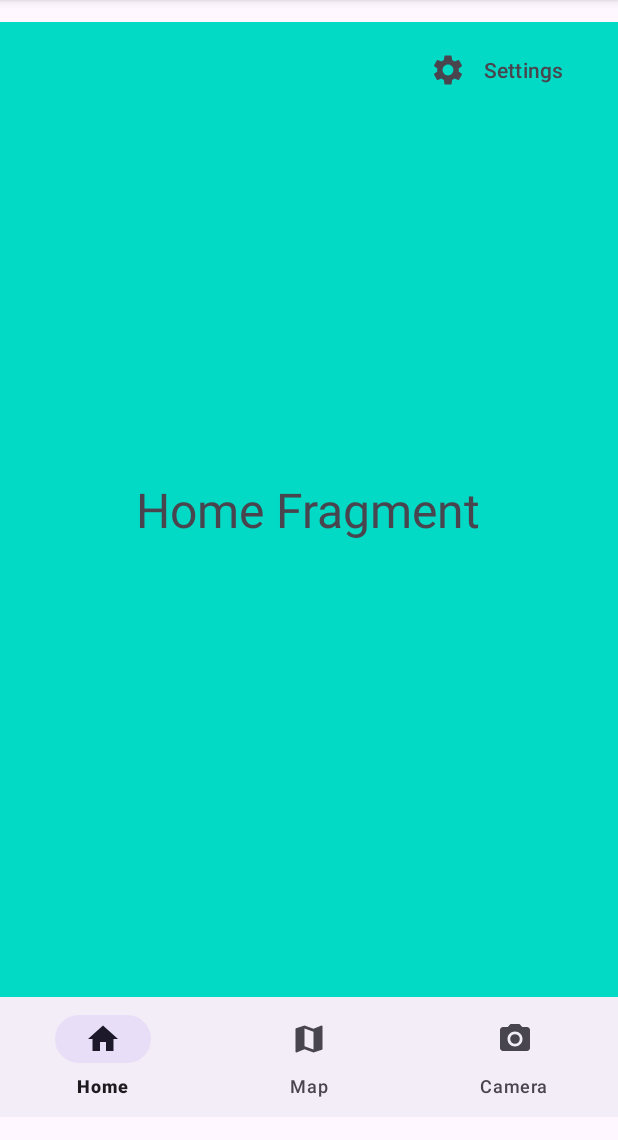
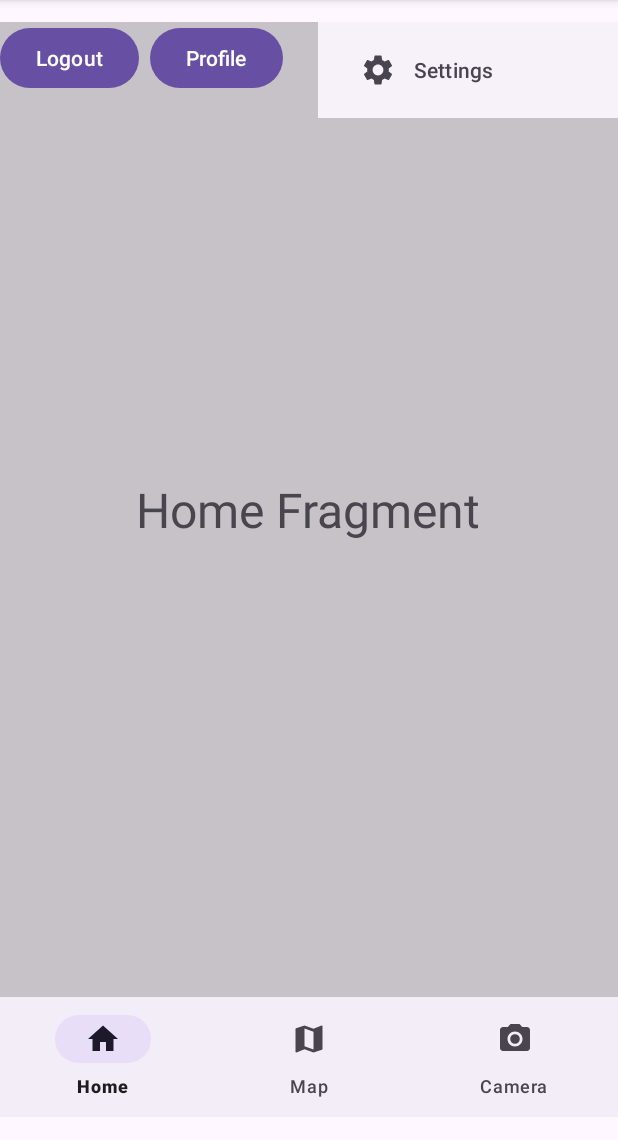
Before and after one commit to DeividasDavidavicius/Siuksles_V1, an Android app: the screen it shows after launch once a user with an empty profile is signed in (MainActivity), on a phone screen of 412 x 824 dp, the part 96-1236 px from its top. Run offline under Robolectric (Android 15) with nearby library versions, the phone set to English and light mode, and no system bars; our stand-ins replace Firebase (no records; nobody signed in at launch, a user with empty details on screens opened directly).

Commit message:
Perdaryta registracija, pridėtas username atributas. Prijungta duomenų bazė firebase realtime database. Sukurtas profile puslapis ir navigavimas į jį. Pridėtas duomenų rodymas profile puslapyje.

```diff
--- a/app/build.gradle
+++ b/app/build.gradle
@@ -41,6 +41,8 @@ dependencies {
     implementation 'com.google.android.material:material:1.8.0'
     implementation 'androidx.constraintlayout:constraintlayout:2.1.4'
     implementation 'com.google.firebase:firebase-auth:21.1.0'
+    implementation 'com.google.firebase:firebase-database:20.1.0'
+    implementation 'com.google.firebase:firebase-firestore:24.4.4'
     testImplementation 'junit:junit:4.13.2'
     androidTestImplementation 'androidx.test.ext:junit:1.1.5'
     androidTestImplementation 'androidx.test.espresso:espresso-core:3.5.1'
--- a/app/src/main/java/com/example/siukslesv1/MainActivity.java
+++ b/app/src/main/java/com/example/siukslesv1/MainActivity.java
@@ -5,6 +5,7 @@ import androidx.fragment.app.Fragment;
 import androidx.fragment.app.FragmentManager;
 import androidx.fragment.app.FragmentTransaction;
 
+import android.content.DialogInterface;
 import android.content.Intent;
 import android.os.Bundle;
 import android.view.View;
@@ -21,7 +22,7 @@ public class MainActivity extends AppCompatActivity {
     FirebaseAuth auth;
     Button button;
     Button button1;
-    TextView textView;
+    Button button2;
     FirebaseUser user;
 
     @Override
@@ -30,6 +31,7 @@ public class MainActivity extends AppCompatActivity {
         binding = ActivityMainBinding.inflate(getLayoutInflater());
         setContentView(binding.getRoot());
         replaceFragment(new HomeFragment());
+
         binding.bottomNavigationView.setOnItemSelectedListener(item -> {
 
             switch(item.getItemId()) {
@@ -46,20 +48,26 @@ public class MainActivity extends AppCompatActivity {
 
             return true;
         });
+
+
         button1 = findViewById(R.id.settings);
 
+        button2 = findViewById(R.id.profile);
+        button2.setOnClickListener(new View.OnClickListener() {
+            @Override
+            public void onClick(View view) {
+                replaceFragment(new ProfileFragment());
+            }
+        });
 
         auth = FirebaseAuth.getInstance();
         button = findViewById(R.id.logout);
-        textView = findViewById(R.id.user_details);
         user = auth.getCurrentUser();
+
         if(user == null) {
             Intent intent = new Intent(getApplicationContext(), Login.class);
             startActivity(intent);
             finish();
-        }
-        else {
-            textView.setText(user.getEmail());
         }
 
         button.setOnClickListener(new View.OnClickListener() {
--- /dev/null
+++ b/app/src/main/res/drawable/baseline_person_24.xml
@@ -0,0 +1,5 @@
+<vector android:height="24dp" android:tint="#000000"
+    android:viewportHeight="24" android:viewportWidth="24"
+    android:width="24dp" xmlns:android="http://schemas.android.com/apk/res/android">
+    <path android:fillColor="@android:color/white" android:pathData="M12,12c2.21,0 4,-1.79 4,-4s-1.79,-4 -4,-4 -4,1.79 -4,4 1.79,4 4,4zM12,14c-2.67,0 -8,1.34 -8,4v2h16v-2c0,-2.66 -5.33,-4 -8,-4z"/>
+</vector>
--- a/app/src/main/res/layout/activity_main.xml
+++ b/app/src/main/res/layout/activity_main.xml
@@ -11,7 +11,8 @@
     <FrameLayout
         android:id="@+id/frameLayout"
         android:layout_width="match_parent"
-        android:layout_height="650dp">
+        android:layout_height="650dp"
+        android:background="@color/cardview_shadow_start_color">
 
         <Button
             android:id="@+id/logout"
@@ -21,24 +22,24 @@
             android:text="@string/logout"
             tools:visibility="visible" />
 
-        <TextView
-            android:id="@+id/user_details"
-            android:layout_width="wrap_content"
-            android:layout_height="wrap_content"
-            android:text="Hello World!"
-            tools:visibility="gone" />
-
         <com.google.android.material.navigation.NavigationView
             android:id="@+id/navigationView"
-            android:layout_width="153dp"
+            android:layout_width="200dp"
             android:layout_height="wrap_content"
             android:layout_gravity="right"
             android:translationZ="90dp"
-            android:background="@color/teal_200"
             app:menu="@menu/top_nav_menu"
             tools:visibility="visible">
 
         </com.google.android.material.navigation.NavigationView>
+
+        <Button
+            android:id="@+id/profile"
+            android:layout_width="wrap_content"
+            android:layout_height="wrap_content"
+            android:layout_marginLeft="100dp"
+            android:text="Profile"
+            tools:visibility="visible"/>
 
     </FrameLayout>
 
--- a/app/src/main/res/layout/fragment_camera.xml
+++ b/app/src/main/res/layout/fragment_camera.xml
@@ -3,7 +3,6 @@
     xmlns:tools="http://schemas.android.com/tools"
     android:layout_width="match_parent"
     android:layout_height="match_parent"
-    android:background="@color/teal_200"
     tools:context=".CameraFragment">
 
     <!-- TODO: Update blank fragment layout -->
--- a/app/src/main/res/layout/fragment_home.xml
+++ b/app/src/main/res/layout/fragment_home.xml
@@ -3,7 +3,6 @@
     xmlns:tools="http://schemas.android.com/tools"
     android:layout_width="match_parent"
     android:layout_height="match_parent"
-    android:background="@color/teal_200"
     tools:context=".HomeFragment">
 
     <!-- TODO: Update blank fragment layout -->
@@ -14,4 +13,5 @@
         android:textSize="32dp"
         android:text="Home Fragment" />
 
+
 </FrameLayout>
--- a/app/src/main/res/layout/fragment_map.xml
+++ b/app/src/main/res/layout/fragment_map.xml
@@ -3,7 +3,6 @@
     xmlns:tools="http://schemas.android.com/tools"
     android:layout_width="match_parent"
     android:layout_height="match_parent"
-    android:background="@color/purple_200"
     tools:context=".MapFragment">
 
     <!-- TODO: Update blank fragment layout -->
@@ -12,6 +11,6 @@
         android:layout_height="wrap_content"
         android:layout_gravity="center"
         android:textSize="32dp"
-        android:text="Map Fragment" />
+        android:text="Map Fragment"/>
 
 </FrameLayout>
--- a/app/src/main/res/layout/fragment_settings.xml
+++ b/app/src/main/res/layout/fragment_settings.xml
@@ -4,7 +4,7 @@
     android:layout_width="match_parent"
     android:layout_height="match_parent"
     android:background="@color/purple_700"
-    tools:context=".SettingsFragment">
+    tools:context=".ProfileFragment">
 
     <!-- TODO: Update blank fragment layout -->
     <TextView
--- a/app/src/main/res/menu/top_nav_menu.xml
+++ b/app/src/main/res/menu/top_nav_menu.xml
@@ -1,8 +1,9 @@
 <?xml version="1.0" encoding="utf-8"?>
-<menu xmlns:android="http://schemas.android.com/apk/res/android">
+<menu xmlns:app="http://schemas.android.com/apk/res-auto"
+    xmlns:android="http://schemas.android.com/apk/res/android">
 
-    <item android:title="Settings"
+    <item
+        android:id="@+id/settings"
         android:icon="@drawable/baseline_settings_24"
-        android:background="@color/purple_200"
-        android:id="@+id/settings"/>
+        android:title="Settings" />
 </menu>
```
Also changed, not shown: app/src/main/java/com/example/siukslesv1/ProfileFragment.java (added, +78 -0 lines), app/src/main/java/com/example/siukslesv1/Register.java (+43 -10 lines), app/src/main/java/com/example/siukslesv1/SettingsFragment.java (+2 -7 lines), app/src/main/java/com/example/siukslesv1/User.java (added, +33 -0 lines), app/src/main/res/layout/activity_register.xml (+11 -12 lines), app/src/main/res/layout/fragment_profile.xml (added, +77 -0 lines).
